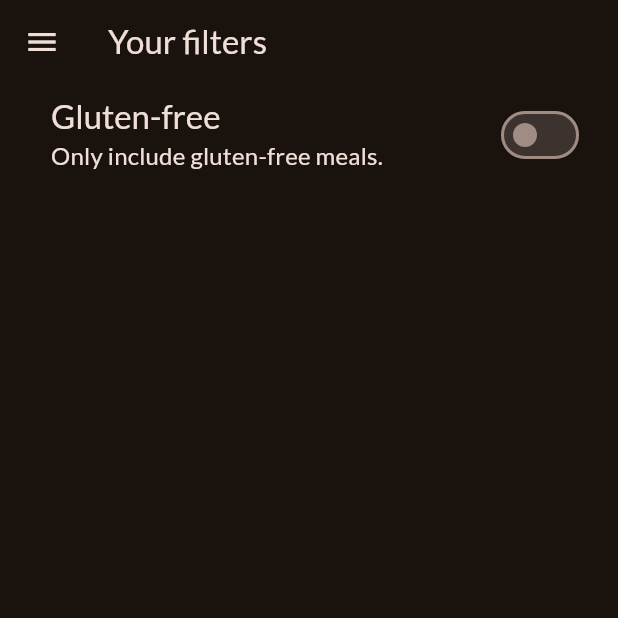
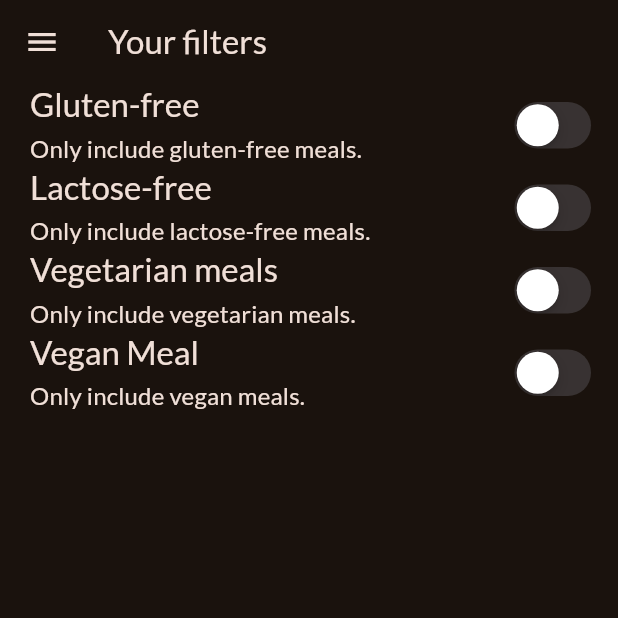
Before and after one commit to StefanAgrigoTagonsoft/meal_app, a Flutter app: the FiltersScreen screen opened directly, on a phone screen of 412 x 824 dp, the top half of it. Run offline on Flutter 3.47's test engine with Material 3 defaults, Android fonts, the phone set to English and light mode, and no system bars; our stand-ins replace google_fonts, transparent_image.

Commit message:
added more filters and cupertino style switch buttons

```diff
--- a/lib/screens/filters.dart
+++ b/lib/screens/filters.dart
@@ -1,6 +1,7 @@
 import 'package:flutter/material.dart';
 import 'package:meal_app/screens/tabs.dart';
 import 'package:meal_app/widgets/main_drawer.dart';
+import 'package:flutter/cupertino.dart';
 
 class FiltersScreen extends StatefulWidget {
   const FiltersScreen({super.key});
@@ -13,6 +14,9 @@ class FiltersScreen extends StatefulWidget {
 
 class _FiltersScreenState extends State<FiltersScreen> {
   var _glutenFreeFilterSet = false;
+  var _lactoseFreeFilterSet = false;
+  var _vegetarianFilterSet = false;
+  var _veganFilterSet = false;
 
   @override
   Widget build(BuildContext context) {
@@ -34,13 +38,13 @@ class _FiltersScreenState extends State<FiltersScreen> {
       ),
       body: Column(
         children: [
-          SwitchListTile(
-            value: _glutenFreeFilterSet,
-            onChanged: (isChecked) {
-              setState(() {
-                _glutenFreeFilterSet = isChecked;
-              });
-            },
+          CupertinoListTile(
+            // value: _glutenFreeFilterSet,
+            // onTap: (isChecked) {
+            //   setState(() {
+            //     _glutenFreeFilterSet = isChecked;
+            //   });
+            // },
             title: Text(
               'Gluten-free',
               style: Theme.of(context).textTheme.titleLarge!.copyWith(
@@ -53,8 +57,107 @@ class _FiltersScreenState extends State<FiltersScreen> {
                     color: Theme.of(context).colorScheme.onBackground,
                   ),
             ),
-            activeColor: Theme.of(context).colorScheme.tertiary,
-            contentPadding: const EdgeInsets.only(left: 34, right: 22),
+            trailing: CupertinoSwitch(
+              value: _glutenFreeFilterSet,
+              onChanged: (isChecked) {
+                setState(() {
+                  _glutenFreeFilterSet = isChecked;
+                });
+              },
+            ),
+
+            //  activeColor: Theme.of(context).colorScheme.tertiary,
+            // contentPadding: const EdgeInsets.only(left: 34, right: 22),
+          ),
+          CupertinoListTile(
+            // value: _lactoseFreeFilterSet,
+            // onChanged: (isChecked) {
+            //   setState(() {
+            //     _lactoseFreeFilterSet = isChecked;
+            //   });
+            // },
+            title: Text(
+              'Lactose-free',
+              style: Theme.of(context).textTheme.titleLarge!.copyWith(
+                    color: Theme.of(context).colorScheme.onBackground,
+                  ),
+            ),
+            subtitle: Text(
+              'Only include lactose-free meals.',
+              style: Theme.of(context).textTheme.titleMedium!.copyWith(
+                    color: Theme.of(context).colorScheme.onBackground,
+                  ),
+            ),
+            trailing: CupertinoSwitch(
+              value: _lactoseFreeFilterSet,
+              onChanged: (isChecked) {
+                setState(() {
+                  _lactoseFreeFilterSet = isChecked;
+                });
+              },
+            ),
+            // activeColor: Theme.of(context).colorScheme.tertiary,
+            // contentPadding: const EdgeInsets.only(left: 34, right: 22),
+          ),
+          CupertinoListTile(
+            // value: _vegetarianFilterSet,
+            // onChanged: (isChecked) {
+            //   setState(() {
+            //     _vegetarianFilterSet = isChecked;
+            //   });
+            // },
+            title: Text(
+              'Vegetarian meals',
+              style: Theme.of(context).textTheme.titleLarge!.copyWith(
+                    color: Theme.of(context).colorScheme.onBackground,
+                  ),
+            ),
+            subtitle: Text(
+              'Only include vegetarian meals.',
+              style: Theme.of(context).textTheme.titleMedium!.copyWith(
+                    color: Theme.of(context).colorScheme.onBackground,
+                  ),
+            ),
+            trailing: CupertinoSwitch(
+              value: _vegetarianFilterSet,
+              onChanged: (isChecked) {
+                setState(() {
+                  _vegetarianFilterSet = isChecked;
+                });
+              },
+            ),
+            // activeColor: Theme.of(context).colorScheme.tertiary,
+            // contentPadding: const EdgeInsets.only(left: 34, right: 22),
+          ),
+          CupertinoListTile(
+            // value: _veganFilterSet,
+            // onChanged: (isChecked) {
+            //   setState(() {
+            //     _veganFilterSet = isChecked;
+            //   });
+            // },
+            title: Text(
+              'Vegan Meal',
+              style: Theme.of(context).textTheme.titleLarge!.copyWith(
+                    color: Theme.of(context).colorScheme.onBackground,
+                  ),
+            ),
+            subtitle: Text(
+              'Only include vegan meals.',
+              style: Theme.of(context).textTheme.titleMedium!.copyWith(
+                    color: Theme.of(context).colorScheme.onBackground,
+                  ),
+            ),
+            trailing: CupertinoSwitch(
+              value: _veganFilterSet,
+              onChanged: (isChecked) {
+                setState(() {
+                  _veganFilterSet = isChecked;
+                });
+              },
+            ),
+            // activeColor: Theme.of(context).colorScheme.tertiary,
+            // contentPadding: const EdgeInsets.only(left: 34, right: 22),
           )
         ],
       ),
```
